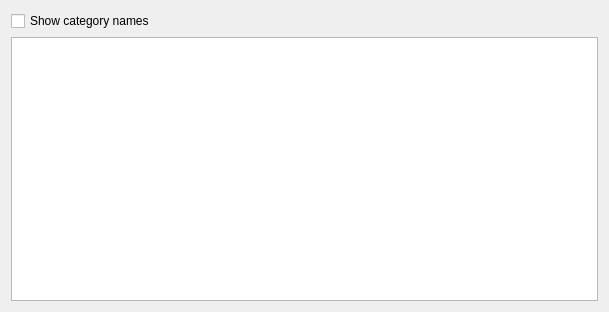
MITK/MITK, file Plugins/org.mitk.gui.qt.application/src/internal/QmitkToolBarsPreferencePage.ui: the form before one commit.
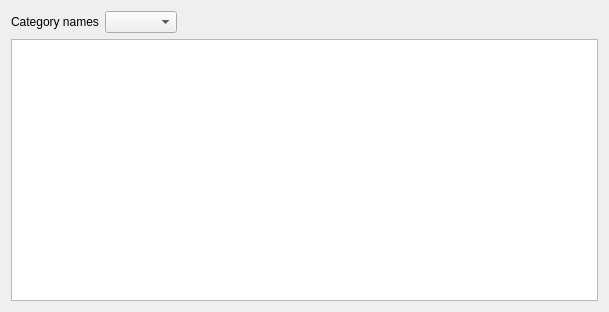
The form after the commit.

Commit message: Show category names above tool bar buttons

```diff
--- a/Plugins/org.mitk.gui.qt.application/src/internal/QmitkToolBarsPreferencePage.ui
+++ b/Plugins/org.mitk.gui.qt.application/src/internal/QmitkToolBarsPreferencePage.ui
@@ -12,11 +12,34 @@
   </property>
   <layout class="QVBoxLayout" name="verticalLayout">
    <item>
-    <widget class="QCheckBox" name="showCategoriesCheckBox">
-     <property name="text">
-      <string>Show category names</string>
-     </property>
-    </widget>
+    <layout class="QHBoxLayout" name="categoryLabelLayout">
+     <item>
+      <widget class="QLabel" name="categoryLabelLabel">
+       <property name="text">
+        <string>Category names</string>
+       </property>
+       <property name="buddy">
+        <cstring>categoryLabelComboBox</cstring>
+       </property>
+      </widget>
+     </item>
+     <item>
+      <widget class="QComboBox" name="categoryLabelComboBox"/>
+     </item>
+     <item>
+      <spacer name="categoryLabelSpacer">
+       <property name="orientation">
+        <enum>Qt::Horizontal</enum>
+       </property>
+       <property name="sizeHint" stdset="0">
+        <size>
+         <width>0</width>
+         <height>0</height>
+        </size>
+       </property>
+      </spacer>
+     </item>
+    </layout>
    </item>
    <item>
     <widget class="QTreeWidget" name="treeWidget">
```
Left out of the diff: 2 changed lines with no effect on the pictures. The commit also changes 10 other files.
